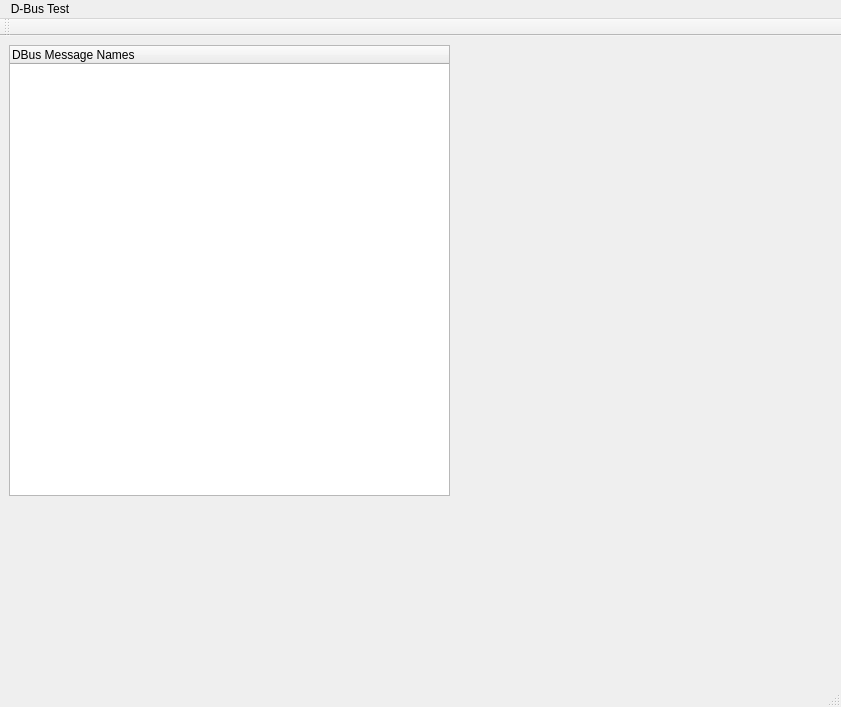
This is mainwindow.ui in GierAffe/DBus-test as Qt 5 draws it before an edit. The edited form follows.
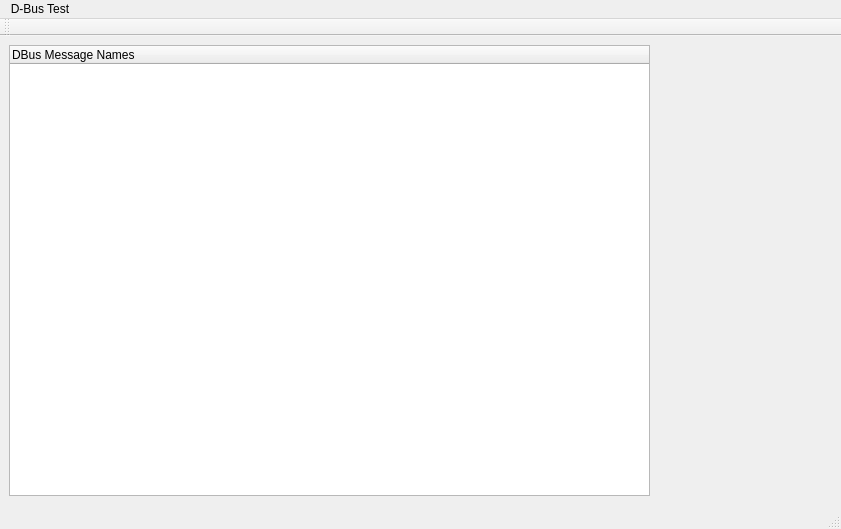
This is the edited form.

```diff
--- a/mainwindow.ui
+++ b/mainwindow.ui
@@ -10,7 +10,7 @@
     <x>0</x>
     <y>0</y>
     <width>841</width>
-    <height>707</height>
+    <height>529</height>
    </rect>
   </property>
   <property name="windowTitle">
@@ -22,7 +22,7 @@
      <rect>
       <x>9</x>
       <y>9</y>
-      <width>441</width>
+      <width>641</width>
       <height>451</height>
      </rect>
     </property>
```
Left out of the diff: 2 changed lines with no effect on the pictures.
